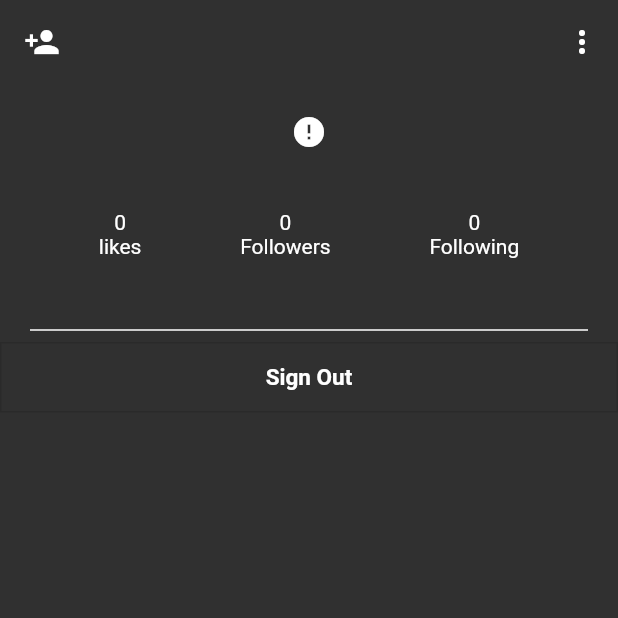
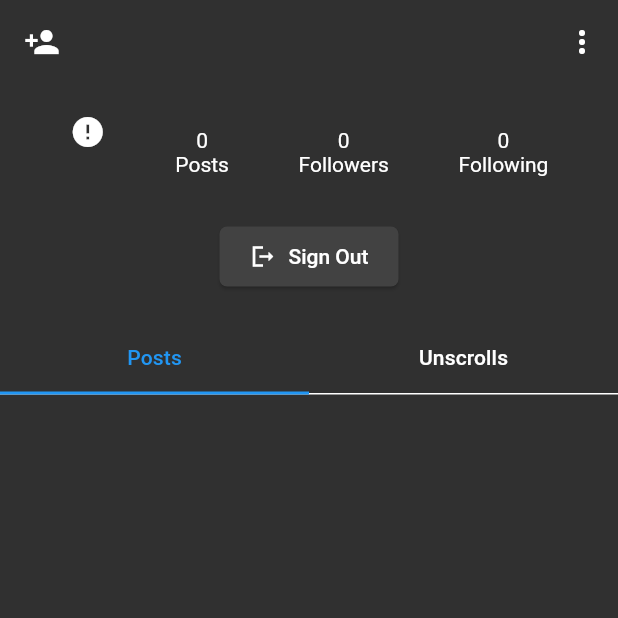
Before and after one commit to Bhavukarora03/unscroll, a Flutter app: the ProfileScreen screen opened directly with empty values, on a phone screen of 412 x 824 dp, the top half of it. Run offline on Flutter 3.47's test engine with Material 2 defaults, Android fonts, the phone set to English and light mode, and no system bars; drawn by our look-alikes of cached_network_image; our stand-ins replace auto_animated, cloud_firestore, firebase_auth, firebase_core, firebase_storage, get and 7 more; missing offline and left inert: cached_video_player, file_saver, video_compress; accounts and stored records are empty; network calls fail.

Commit message:
Posts UI changes 3.0.4

```diff
--- a/lib/controllers/profile_controller.dart
+++ b/lib/controllers/profile_controller.dart
@@ -15,6 +15,7 @@ class ProfileController extends GetxController {
 
   getUserData() async {
     List<String> thumbnails = [];
+    List<String> posts = [];
     var querySnapshot = await firebaseFirestore
         .collection('videos')
         .where('uid', isEqualTo: _uid.value)
@@ -22,6 +23,15 @@ class ProfileController extends GetxController {
 
     for (int i = 0; i < querySnapshot.docs.length; i++) {
       thumbnails.add((querySnapshot.docs[i].data() as dynamic)['thumbnail']);
+    }
+
+    var querySnapshot2 = await firebaseFirestore
+        .collection('posts')
+        .where('uid', isEqualTo: _uid.value)
+        .get();
+
+    for (int i = 0; i < querySnapshot2.docs.length; i++) {
+      posts.add((querySnapshot2.docs[i].data() as dynamic)['PostUrl']);
     }
 
     DocumentSnapshot documentSnapshot =
@@ -74,7 +84,8 @@ class ProfileController extends GetxController {
       'followers': followers.toString(),
       'following': following.toString(),
       'isFollowing': isFollowing,
-      'thumbnails': thumbnails
+      'thumbnails': thumbnails,
+      'PostUrl': posts
     };
     update();
   }
--- a/lib/models/posts_model.dart
+++ b/lib/models/posts_model.dart
@@ -10,7 +10,7 @@ class PostsModel {
   List likes;
   int commentCount;
   String location;
-  final DateTime createdAt;
+  DateTime createdAt;
 
   PostsModel(
       {required this.username,
--- a/lib/views/pages/home_page.dart
+++ b/lib/views/pages/home_page.dart
@@ -1,5 +1,4 @@
 import 'package:flutter/material.dart';
-import 'package:flutter/services.dart';
 import 'package:unscroll/constants.dart';
 import 'package:unscroll/controllers/comment_controller.dart';
 import 'package:unscroll/controllers/upload_video_controller.dart';
@@ -19,10 +18,7 @@ class HomePage extends StatelessWidget {
 
   @override
   Widget build(BuildContext context) {
-    SystemChrome.setEnabledSystemUIMode(SystemUiMode.manual, overlays: [
-      SystemUiOverlay.top,
 
-    ]);
     final size = MediaQuery.of(context).size;
 
 
--- a/lib/views/pages/posts_page.dart
+++ b/lib/views/pages/posts_page.dart
@@ -22,7 +22,7 @@ class PostsPage extends StatelessWidget {
       body: Obx(
         () {
           return CustomScrollView(controller: _scrollController, slivers: [
-           // stories(),
+           stories(),
             const SliverToBoxAdapter(
               child: Divider(
                 color: Colors.grey,
@@ -96,7 +96,7 @@ class PostsPage extends StatelessWidget {
                         crossAxisAlignment: CrossAxisAlignment.start,
                         children: [
                           Text(data.username),
-                          Text('Location'),
+                          const Text('Location'),
                         ],
                       ),
                     ],
--- a/lib/views/screens/auth/sign_up_screen.dart
+++ b/lib/views/screens/auth/sign_up_screen.dart
@@ -82,7 +82,6 @@ class SignUpScreen extends StatelessWidget {
                                                       ImageSource.gallery);
 
 
-
                                                   Get.back();
                                                 }),
                                             height80
--- a/lib/views/screens/profile_screen.dart
+++ b/lib/views/screens/profile_screen.dart
@@ -17,26 +17,21 @@ class ProfileScreen extends StatefulWidget {
   State<ProfileScreen> createState() => _ProfileScreenState();
 }
 
-class _ProfileScreenState extends State<ProfileScreen> {
+class _ProfileScreenState extends State<ProfileScreen>
+    with SingleTickerProviderStateMixin {
   final ProfileController profileController = Get.put(ProfileController());
 
   String uid = "";
+  late TabController _tabController;
 
   getUserids() async {
     uid = widget.uid;
   }
 
-  final options = const LiveOptions(
-    delay: Duration(milliseconds: 100),
-    showItemInterval: Duration(milliseconds: 500),
-    showItemDuration: Duration(seconds: 1),
-    visibleFraction: 0.05,
-    reAnimateOnVisibility: false,
-  );
-
   @override
   void initState() {
     profileController.updateUSerId(widget.uid);
+    _tabController = TabController(length: 2, vsync: this);
 
     super.initState();
   }
@@ -65,142 +60,171 @@ class _ProfileScreenState extends State<ProfileScreen> {
             ],
           ),
           body: SafeArea(
-              child: SingleChildScrollView(
             child: Column(
-                  mainAxisAlignment: MainAxisAlignment.start,
-                  crossAxisAlignment: CrossAxisAlignment.stretch,
               children: [
                 height20,
-                    Align(
-                        alignment: Alignment.center,
-                        child: UserProfileImage.medium(
-                            imageUrl: profileController.user['profilePic'],
-                            radius: 50)),
-                    height40,
                 Row(
                   mainAxisAlignment: MainAxisAlignment.spaceEvenly,
                   children: [
-                        InkWell(
-                          child: Expanded(
+                    Column(
+                      children: [
+                        UserProfileImage.medium(
+                            imageUrl: profileController.user['profilePic'],
+                            radius: 40),
+                        height10,
+                        Text(
+                          profileController.user['username'],
+                          style: const TextStyle(
+                              fontSize: 15, fontWeight: FontWeight.bold),
+                        ),
+                      ],
+                    ),
+                    Column(
+                      children: [
+                        Text(
+                          profileController.user['likes'],
+                        ),
+                        const Text('Posts')
+                      ],
+                    ),
+                    GestureDetector(
+                      onTap: () {
+                        Get.to(() => FollowersCount());
+                      },
                       child: Column(
                         children: [
-                                Text(profileController.user['likes']),
-                                const Text('likes'),
+                          Text(
+                            profileController.user['followers'].toString(),
+                          ),
+                          const Text('Followers')
                         ],
                       ),
                     ),
-                        ),
-                        InkWell(
-                          onTap: () => Get.to(() => FollowersCount()),
-                          child: Expanded(
+                    GestureDetector(
+                      onTap: () {
+                        Get.to(() => FollowingCount());
+                      },
                       child: Column(
                         children: [
-                                Text(profileController.user['followers']),
-                                const Text('Followers'),
+                          Text(
+                            profileController.user['following'],
+                          ),
+                          const Text('Following')
                         ],
-                            ),
-                          ),
-                        ),
-                        InkWell(
-                          onTap: () => Get.to(() => FollowingCount()),
-                          child: Expanded(
-                            child: Column(
-                              children: [
-                                Text(profileController.user['following']),
-                                const Text('Following'),
-                              ],
-                            ),
                       ),
                     ),
                   ],
                 ),
-                    height40,
-                    const Divider(
-                      thickness: 1,
-                      indent: 20,
-                      endIndent: 20,
+                height20,
+                ElevatedButton.icon(
+                  style: ElevatedButton.styleFrom(
+                   padding: const EdgeInsets.symmetric(horizontal: 20),
+
                   ),
-                    Container(
-                      width: 140,
-                      height: 47,
-                      decoration: BoxDecoration(
-                        border: Border.all(
-                          color: Colors.black12,
+                  label: Text(
+                    widget.uid == authController.user.uid
+                        ? 'Sign Out'
+                        : profileController.user['isFollowing']
+                            ? 'Unfollow'
+                            : 'Follow',
                   ),
-                      ),
-                      child: Center(
-                        child: InkWell(
-                          onTap: () {
+                  icon: widget.uid == authController.user.uid
+                      ? const Icon(Icons.logout_sharp)
+                      : const Icon(Icons.person_add),
+                  onPressed: () {
                     if (widget.uid == authController.user.uid) {
                       authController.signOut();
                     } else {
                       profileController.followerUser();
                     }
                   },
-                          child: Text(
-                            widget.uid == authController.user.uid
-                                ? 'Sign Out'
-                                : profileController.user['isFollowing']
-                                    ? 'Unfollow'
-                                    : 'Follow',
-                            style: const TextStyle(
-                              fontSize: 15,
-                              fontWeight: FontWeight.bold,
+                ),
+                height20,
+                TabBar(
+                  controller: _tabController,
+                  indicatorSize: TabBarIndicatorSize.tab,
+                  tabs: const [
+                    Tab(
+                      text: 'Posts',
+                    ),
+                    Tab(
+                      text: 'Unscrolls',
+                    ),
+                  ],
+                ),
+                TabBarLibrary(tabController: _tabController),
+              ],
             ),
           ),
+        );
+      },
+    );
+  }
+}
+
+class TabBarLibrary extends StatefulWidget {
+  const TabBarLibrary({
+    Key? key,
+    required TabController tabController,
+  })  : _tabController = tabController,
+        super(key: key);
+
+  final TabController _tabController;
+
+  @override
+  State<TabBarLibrary> createState() => _TabBarLibraryState();
+}
+
+class _TabBarLibraryState extends State<TabBarLibrary> {
+  @override
+  Widget build(BuildContext context) {
+    return Expanded(
+      child: TabBarView(
+        controller: widget._tabController,
+        children: [
+          GridView.builder(
+              itemCount: Get.find<ProfileController>().user['PostUrl'].length,
+              gridDelegate: const SliverGridDelegateWithFixedCrossAxisCount(
+                  mainAxisExtent: 180,
+                  crossAxisCount: 3,
+                  crossAxisSpacing: 5,
+                  mainAxisSpacing: 5),
+              itemBuilder: (context, index) {
+                return Container(
+                  decoration: BoxDecoration(
+                    color: Colors.black,
+                    image: DecorationImage(
+                      image: CachedNetworkImageProvider(
+                        Get.find<ProfileController>().user['PostUrl'][index],
+                      ),
+                      fit: BoxFit.cover,
                     ),
                   ),
-                    ),
-                    const SizedBox(
-                      height: 25,
-                    ),
-                    LiveGrid.options(
-                      options: options,
-                        shrinkWrap: true,
-                        physics: const NeverScrollableScrollPhysics(),
-                        itemCount: profileController.user['thumbnails'].length,
-                        gridDelegate:
-                            const SliverGridDelegateWithFixedCrossAxisCount(
+                );
+              }),
+          GridView.builder(
+            itemCount: Get.find<ProfileController>().user['thumbnails'].length,
+            gridDelegate: const SliverGridDelegateWithFixedCrossAxisCount(
                 mainAxisExtent: 250,
                 crossAxisCount: 3,
                 crossAxisSpacing: 5,
                 mainAxisSpacing: 5),
-                        itemBuilder: buildAnimatedItem
-                        )
-                  ],
+            itemBuilder: (context, index) {
+              return Container(
+                decoration: BoxDecoration(
+                  color: Colors.black,
+                  image: DecorationImage(
+                    image: CachedNetworkImageProvider(
+                      Get.find<ProfileController>().user['thumbnails'][index],
                     ),
+                    fit: BoxFit.cover,
                   ),
                 ),
               );
-        });
-  }
-
-  Widget buildAnimatedItem(
-    BuildContext context,
-    int index,
-    Animation<double> animation,
-  ) =>
-      // For example wrap with fade transition
-      FadeTransition(
-        opacity: Tween<double>(
-          begin: 0,
-          end: 1,
-        ).animate(animation),
-        // And slide transition
-        child: SlideTransition(
-          position: Tween<Offset>(
-            begin: const Offset(0, -0.1),
-            end: Offset.zero,
-          ).animate(animation),
-          // Paste you Widget
-          child: SizedBox(
-            width: 100,
-            height: 100,
-            child: CachedNetworkImage(
-              imageUrl: profileController.user['thumbnails'][index],
-              fit: BoxFit.cover,
+            },
           ),
-          ),
+        ],
       ),
     );
   }
+}
--- a/pubspec.yaml
+++ b/pubspec.yaml
@@ -43,6 +43,7 @@ dependencies:
   auto_animated: ^3.1.0
   font_awesome_flutter: ^10.2.1
   step_progress_indicator: ^1.0.2
+  image_cropper: ^3.0.0
 
 
 
```
Also changed, not shown: lib/controllers/auth_controller.dart (+48 -14 lines), lib/controllers/upload_posts_controller.dart (+48 -7 lines), lib/views/pages/upload_page.dart (+9 -6 lines), lib/views/screens/confirm_post.dart (+10 -3 lines), lib/views/widgets/edit_profile.dart (added), lib/views/widgets/tabbar.dart (added), pubspec.lock. Lines whose indentation alone changed are shown as unchanged.
